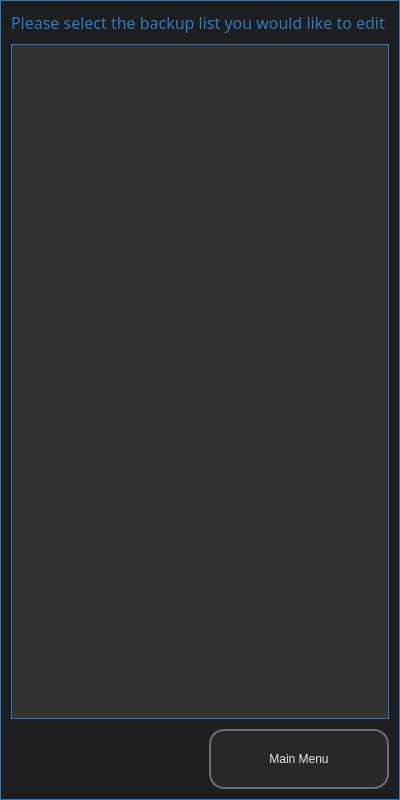
First picture: the form in ui/ui_02_edit_list_main.ui, repository il721/EasyBack, before the edit.
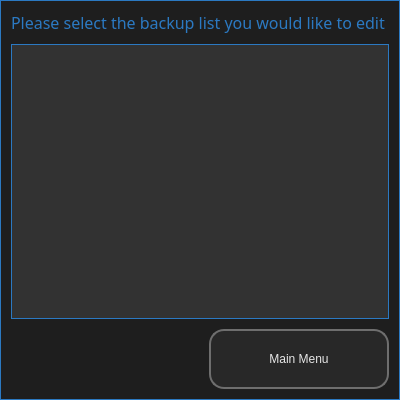
Second picture: the form after the edit. Icons and pictures are not drawn.

Commit message: Start working on "Edit Item" in list dialog

What changed in the file:
```diff
--- a/ui/ui_02_edit_list_main.ui
+++ b/ui/ui_02_edit_list_main.ui
@@ -7,7 +7,7 @@
     <x>0</x>
     <y>0</y>
     <width>400</width>
-    <height>800</height>
+    <height>400</height>
    </rect>
   </property>
   <property name="sizePolicy">
@@ -16,10 +16,16 @@
     <verstretch>0</verstretch>
    </sizepolicy>
   </property>
+  <property name="minimumSize">
+   <size>
+    <width>400</width>
+    <height>400</height>
+   </size>
+  </property>
   <property name="maximumSize">
    <size>
-    <width>600</width>
-    <height>800</height>
+    <width>400</width>
+    <height>600</height>
    </size>
   </property>
   <property name="windowTitle">
@@ -94,7 +100,7 @@
      <property name="minimumSize">
       <size>
        <width>0</width>
-       <height>480</height>
+       <height>200</height>
       </size>
      </property>
      <property name="styleSheet">
```
The commit also changes 5 other files.
